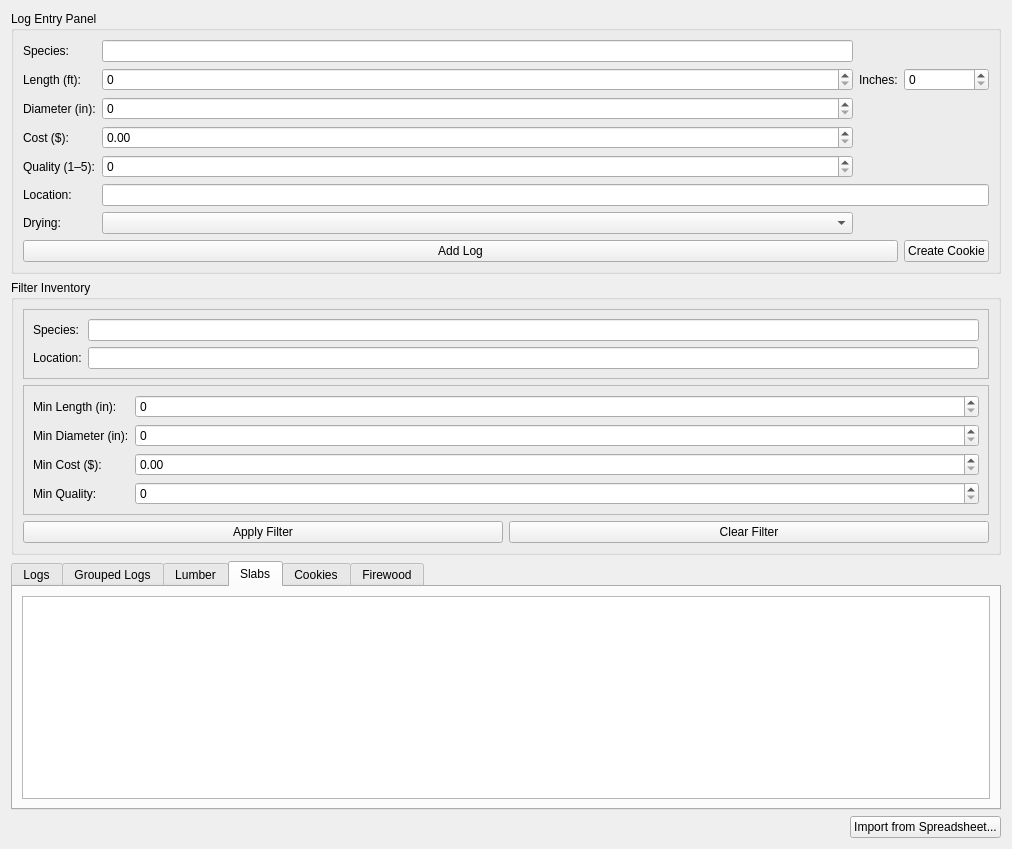
Old version of the form ui/inventory.ui in the repository thelenlucas/Senior-Design.
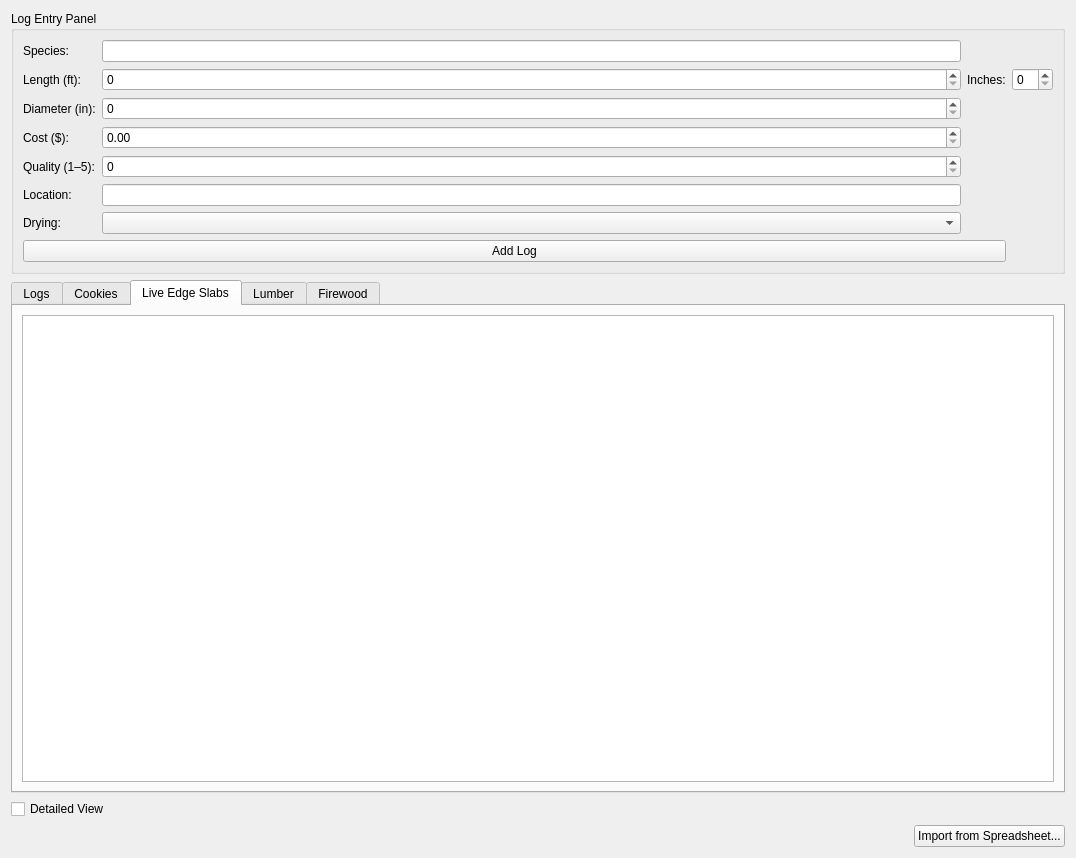
New version of the form. The open tabs and pages were chosen to show the change.

Commit message: Added views in inventory back

Diff of the .ui file:
```diff
--- a/ui/inventory.ui
+++ b/ui/inventory.ui
@@ -6,8 +6,8 @@
    <rect>
     <x>0</x>
     <y>0</y>
-    <width>1012</width>
-    <height>849</height>
+    <width>1076</width>
+    <height>858</height>
    </rect>
   </property>
   <property name="minimumSize">
@@ -83,9 +83,6 @@
         </property>
        </widget>
       </item>
-      <item row="5" column="1" colspan="3">
-       <widget class="QLineEdit" name="locationEntry"/>
-      </item>
       <item row="1" column="2">
        <widget class="QLabel" name="lengthInLabel">
         <property name="text">
@@ -93,13 +90,6 @@
         </property>
        </widget>
       </item>
-      <item row="7" column="3">
-       <widget class="QPushButton" name="createCookieButton">
-        <property name="text">
-         <string>Create Cookie</string>
-        </property>
-       </widget>
-      </item>
       <item row="1" column="0">
        <widget class="QLabel" name="lengthFtLabel">
         <property name="text">
@@ -124,144 +114,8 @@
       <item row="6" column="1">
        <widget class="QComboBox" name="dryingComboBox"/>
       </item>
-     </layout>
-    </widget>
-   </item>
-   <item>
-    <widget class="QGroupBox" name="inventoryFilterGroupBox">
-     <property name="title">
-      <string>Filter Inventory</string>
-     </property>
-     <layout class="QVBoxLayout" name="inventoryFilterMainLayout">
-      <item>
-       <widget class="QFrame" name="basicFilterFrame">
-        <property name="frameShape">
-         <enum>QFrame::StyledPanel</enum>
-        </property>
-        <property name="frameShadow">
-         <enum>QFrame::Raised</enum>
-        </property>
-        <layout class="QFormLayout" name="basicFilterLayout">
-         <item row="0" column="0">
-          <widget class="QLabel" name="speciesFilterLabel">
-           <property name="text">
-            <string>Species:</string>
-           </property>
-          </widget>
-         </item>
-         <item row="0" column="1">
-          <widget class="QLineEdit" name="speciesFilterEdit"/>
-         </item>
-         <item row="1" column="0">
-          <widget class="QLabel" name="locationFilterLabel">
-           <property name="text">
-            <string>Location:</string>
-           </property>
-          </widget>
-         </item>
-         <item row="1" column="1">
-          <widget class="QLineEdit" name="locationFilterEdit"/>
-         </item>
-        </layout>
-       </widget>
-      </item>
-      <item>
-       <widget class="QFrame" name="numericFilterFrame">
-        <property name="frameShape">
-         <enum>QFrame::StyledPanel</enum>
-        </property>
-        <property name="frameShadow">
-         <enum>QFrame::Raised</enum>
-        </property>
-        <layout class="QFormLayout" name="numericFilterLayout">
-         <item row="0" column="0">
-          <widget class="QLabel" name="minLengthLabel">
-           <property name="text">
-            <string>Min Length (in):</string>
-           </property>
-          </widget>
-         </item>
-         <item row="0" column="1">
-          <widget class="QSpinBox" name="minLengthSpin">
-           <property name="minimum">
-            <number>0</number>
-           </property>
-           <property name="maximum">
-            <number>1000</number>
-           </property>
-          </widget>
-         </item>
-         <item row="1" column="0">
-          <widget class="QLabel" name="minDiameterLabel">
-           <property name="text">
-            <string>Min Diameter (in):</string>
-           </property>
-          </widget>
-         </item>
-         <item row="1" column="1">
-          <widget class="QSpinBox" name="minDiameterSpin">
-           <property name="minimum">
-            <number>0</number>
-           </property>
-           <property name="maximum">
-            <number>100</number>
-           </property>
-          </widget>
-         </item>
-         <item row="2" column="0">
-          <widget class="QLabel" name="minCostLabel">
-           <property name="text">
-            <string>Min Cost ($):</string>
-           </property>
-          </widget>
-         </item>
-         <item row="2" column="1">
-          <widget class="QDoubleSpinBox" name="minCostSpin">
-           <property name="minimum">
-            <double>0.000000000000000</double>
-           </property>
-           <property name="maximum">
-            <double>10000.000000000000000</double>
-           </property>
-          </widget>
-         </item>
-         <item row="3" column="0">
-          <widget class="QLabel" name="minQualityLabel">
-           <property name="text">
-            <string>Min Quality:</string>
-           </property>
-          </widget>
-         </item>
-         <item row="3" column="1">
-          <widget class="QSpinBox" name="minQualitySpin">
-           <property name="minimum">
-            <number>0</number>
-           </property>
-           <property name="maximum">
-            <number>10</number>
-           </property>
-          </widget>
-         </item>
-        </layout>
-       </widget>
-      </item>
-      <item>
-       <layout class="QHBoxLayout" name="filterButtonLayout">
-        <item>
-         <widget class="QPushButton" name="applyFilterButton">
-          <property name="text">
-           <string>Apply Filter</string>
-          </property>
-         </widget>
-        </item>
-        <item>
-         <widget class="QPushButton" name="clearFilterButton">
-          <property name="text">
-           <string>Clear Filter</string>
-          </property>
-         </widget>
-        </item>
-       </layout>
+      <item row="5" column="1">
+       <widget class="QLineEdit" name="locationEntry"/>
       </item>
      </layout>
     </widget>
@@ -277,37 +131,14 @@
       </attribute>
       <layout class="QVBoxLayout">
        <item>
-        <widget class="QTableView" name="individualLogsTable"/>
-       </item>
-      </layout>
-     </widget>
-     <widget class="QWidget" name="groupedLogsTab">
-      <attribute name="title">
-       <string>Grouped Logs</string>
-      </attribute>
-      <layout class="QVBoxLayout">
-       <item>
-        <widget class="QTableView" name="groupedLogsTable"/>
-       </item>
-      </layout>
-     </widget>
-     <widget class="QWidget" name="lumberTab">
-      <attribute name="title">
-       <string>Lumber</string>
-      </attribute>
-      <layout class="QVBoxLayout">
-       <item>
-        <widget class="QTableView" name="lumberTable"/>
-       </item>
-      </layout>
-     </widget>
-     <widget class="QWidget" name="slabsTab">
-      <attribute name="title">
-       <string>Slabs</string>
-      </attribute>
-      <layout class="QVBoxLayout">
-       <item>
-        <widget class="QTableView" name="slabsTable"/>
+        <widget class="QTableView" name="logsTableView">
+         <property name="selectionMode">
+          <enum>QAbstractItemView::SingleSelection</enum>
+         </property>
+         <property name="selectionBehavior">
+          <enum>QAbstractItemView::SelectRows</enum>
+         </property>
+        </widget>
        </item>
       </layout>
      </widget>
@@ -317,7 +148,27 @@
       </attribute>
       <layout class="QVBoxLayout">
        <item>
-        <widget class="QTableView" name="cookiesTable"/>
+        <widget class="QTableView" name="cookiesTableView"/>
+       </item>
+      </layout>
+     </widget>
+     <widget class="QWidget" name="slabsTab">
+      <attribute name="title">
+       <string>Live Edge Slabs</string>
+      </attribute>
+      <layout class="QVBoxLayout" name="verticalLayout_2">
+       <item>
+        <widget class="QTableView" name="slabsTableView"/>
+       </item>
+      </layout>
+     </widget>
+     <widget class="QWidget" name="lumberTab">
+      <attribute name="title">
+       <string>Lumber</string>
+      </attribute>
+      <layout class="QVBoxLayout" name="verticalLayout_3">
+       <item>
+        <widget class="QTableView" name="lumberTableView"/>
        </item>
       </layout>
      </widget>
@@ -333,6 +184,13 @@
      </widget>
     </widget>
    </item>
+   <item>
+    <widget class="QCheckBox" name="detailedViewCheckBox">
+     <property name="text">
+      <string>Detailed View</string>
+     </property>
+    </widget>
+   </item>
    <item>
     <layout class="QHBoxLayout" name="importLayout">
      <item>
```
Left out of the diff: 9 changed lines with no effect on the pictures. The commit also changes 9 other files.
